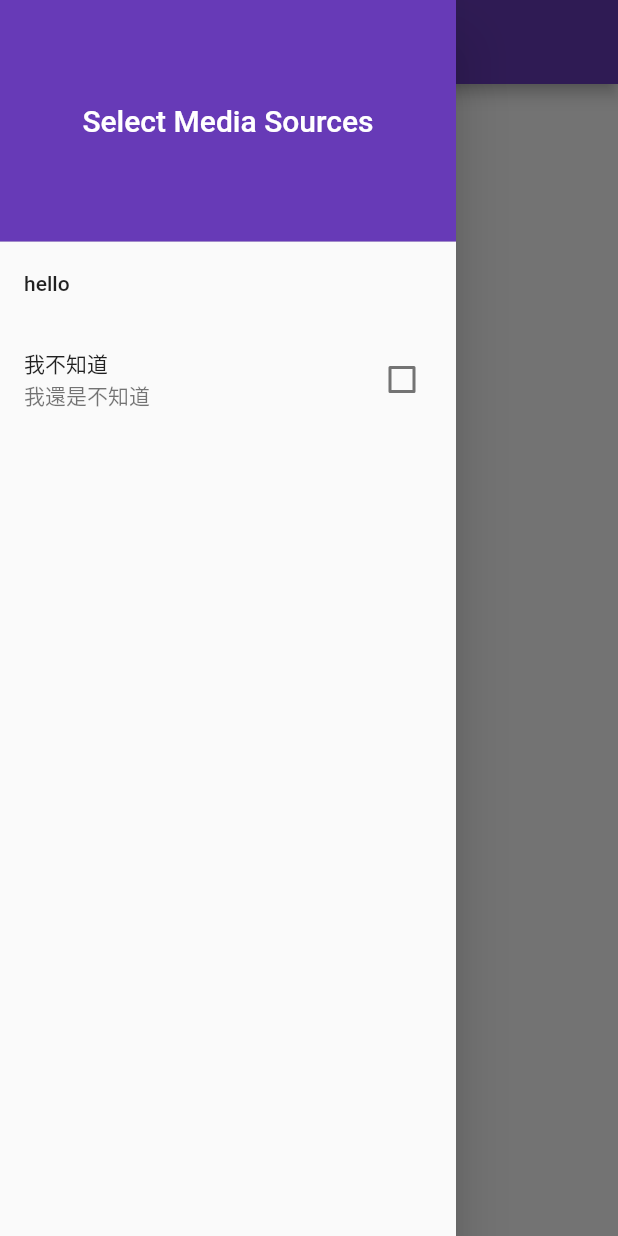
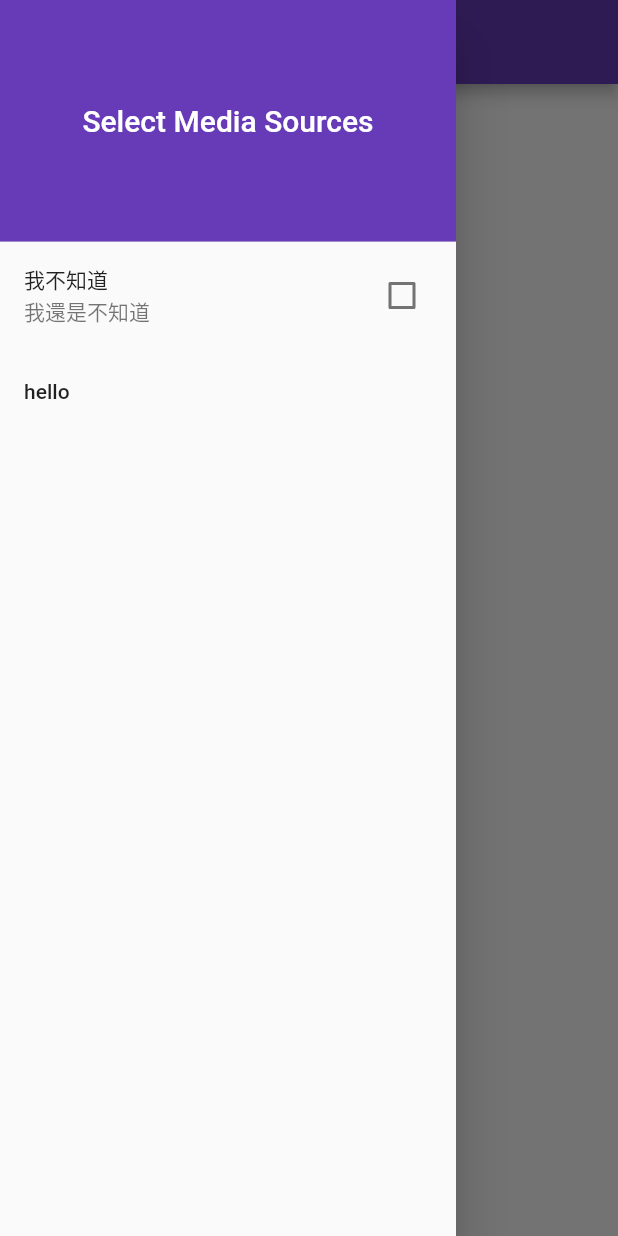
Before and after one commit to yung4/HelloWorld2019, a Flutter app: the screen it shows after launch, with the side drawer open, on a phone screen of 412 x 824 dp. Run offline on Flutter 3.47's test engine with Material 2 defaults, Android fonts, the phone set to English and light mode, and no system bars.

```diff
--- a/hello_world_app/lib/main.dart
+++ b/hello_world_app/lib/main.dart
@@ -44,7 +44,7 @@ class _State extends State<myApp>{
         child: Center (
           child: Column(
             children: <Widget>[
-              //Checkbox(value: value1,)
+
               Container(
 
                 child: DrawerHeader(
@@ -66,12 +66,8 @@ class _State extends State<myApp>{
 
 
 
-              ListTile(
-                title: Text('hello'),
-                onTap: (){
-                  Navigator.pop(context);
-                },
-              ),
+
+
               CheckboxListTile(
                 value: value2,
                 onChanged: (bool value) {
@@ -86,6 +82,19 @@ class _State extends State<myApp>{
                 subtitle: Text('我還是不知道'),
                 //activeColor: Colors.red,
               ),
+
+              Align(
+                alignment: Alignment.bottomCenter,
+                child:
+                ListTile(
+                  title: Text('hello'),
+                  onTap: (){
+                    Navigator.pop(context);
+                  },
+                ),
+              ),
+
+
             ],
           ),
         ),
```
